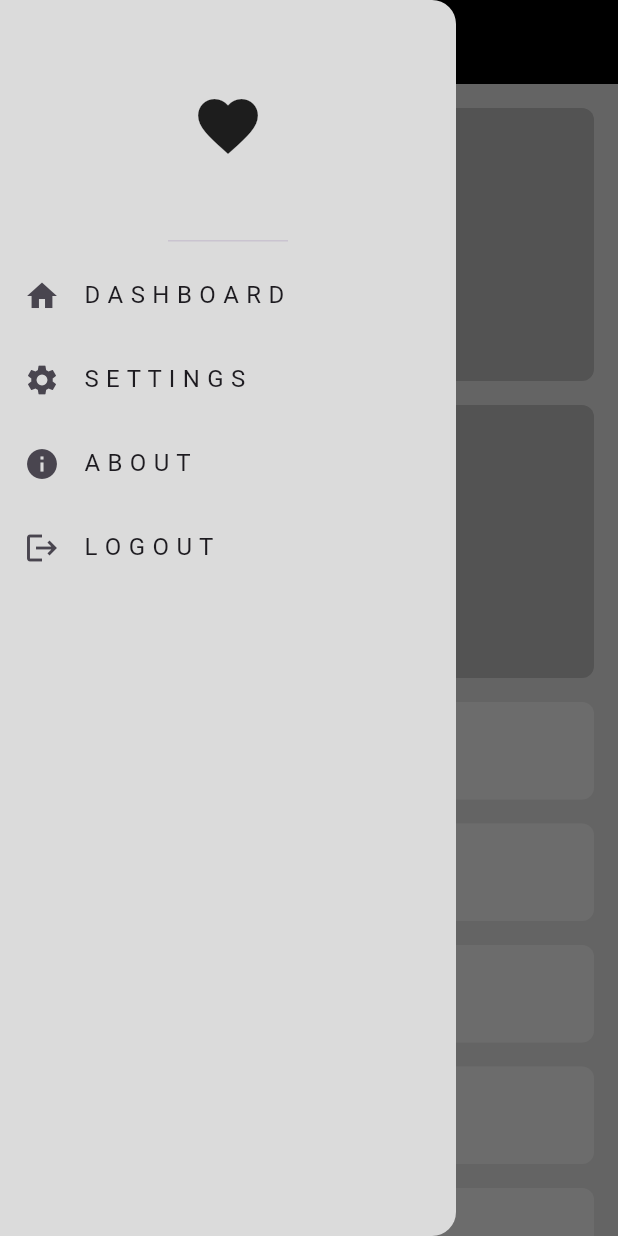
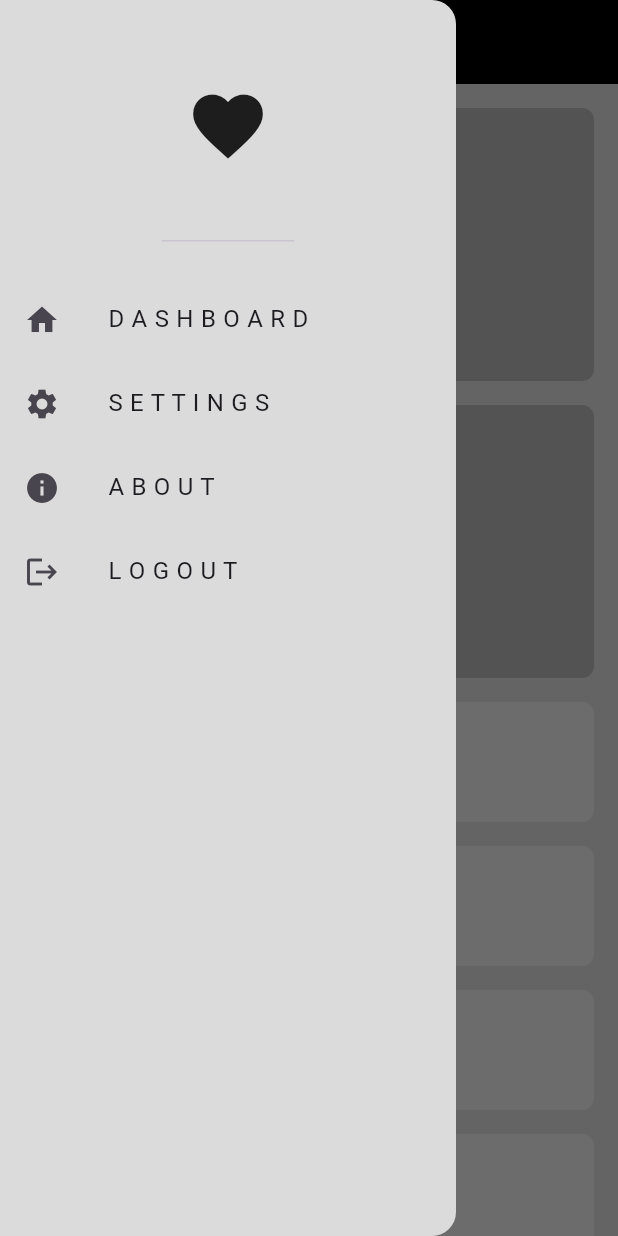
Before and after one commit to YosophAhmed/adaptive_responsive, a Flutter app: the screen it shows after launch, after a tap on the "menu" icon, on a phone screen of 412 x 824 dp. Run offline on Flutter 3.47's test engine with Material 3 defaults, Android fonts, the phone set to English and light mode, and no system bars.

Commit message:
Latest Commit

```diff
--- a/lib/views/widgets/custom_drawer.dart
+++ b/lib/views/widgets/custom_drawer.dart
@@ -8,13 +8,17 @@ class CustomDrawer extends StatelessWidget {
   Widget build(BuildContext context) {
     return const Drawer(
       backgroundColor: Color(0xffDBDBDB),
+      elevation: 0.0,
       child: Column(
         children: [
           DrawerHeader(
             child: Icon(
               Icons.favorite,
-              size: 48,
+              size: 56,
             ),
+          ),
+          SizedBox(
+            height: 16,
           ),
           CustomDrawerItemsListView(),
         ],
--- a/lib/views/widgets/custom_drawer_item.dart
+++ b/lib/views/widgets/custom_drawer_item.dart
@@ -4,7 +4,10 @@ import 'package:flutter/material.dart';
 class CustomDrawerItem extends StatelessWidget {
   final DrawerItemModel drawerItemModel;
 
-  const CustomDrawerItem({super.key, required this.drawerItemModel,});
+  const CustomDrawerItem({
+    super.key,
+    required this.drawerItemModel,
+  });
 
   @override
   Widget build(BuildContext context) {
@@ -12,8 +15,13 @@ class CustomDrawerItem extends StatelessWidget {
       leading: Icon(
         drawerItemModel.icon,
       ),
-      title: Text(
-        drawerItemModel.title,
+      title: Padding(
+        padding: const EdgeInsets.only(
+          left: 16.0,
+        ),
+        child: Text(
+          drawerItemModel.title,
+        ),
       ),
     );
   }
--- a/lib/views/widgets/custom_item.dart
+++ b/lib/views/widgets/custom_item.dart
@@ -1,13 +1,18 @@
 import 'package:flutter/material.dart';
 
 class CustomItem extends StatelessWidget {
-  const CustomItem({super.key});
+  final Color? color;
+
+  const CustomItem({
+    super.key,
+    this.color,
+  });
 
   @override
   Widget build(BuildContext context) {
     return Container(
       decoration: BoxDecoration(
-        color: const Color(0xffB4B4B4),
+        color: color ?? const Color(0xffB4B4B4),
         borderRadius: BorderRadius.circular(8),
       ),
     );
--- a/lib/views/widgets/custom_item_2.dart
+++ b/lib/views/widgets/custom_item_2.dart
@@ -6,7 +6,7 @@ class CustomItem2 extends StatelessWidget {
   @override
   Widget build(BuildContext context) {
     return Container(
-      height: 65,
+      height: 80,
       margin: const EdgeInsets.only(
         top: 16,
       ),
--- a/lib/views/widgets/custom_list.dart
+++ b/lib/views/widgets/custom_list.dart
@@ -6,8 +6,9 @@ class CustomList extends StatelessWidget {
 
   @override
   Widget build(BuildContext context) {
-    return SizedBox(
-      height: 100,
+    return SliverToBoxAdapter(
+      child: SizedBox(
+        height: 160,
         child: ListView.builder(
           scrollDirection: Axis.horizontal,
           itemCount: 15,
@@ -23,6 +24,7 @@ class CustomList extends StatelessWidget {
             );
           },
         ),
+      ),
     );
   }
 }
--- a/lib/views/widgets/custom_list_view.dart
+++ b/lib/views/widgets/custom_list_view.dart
@@ -8,10 +8,10 @@ class CustomSliverListView extends StatelessWidget {
   @override
   Widget build(BuildContext context) {
     return SliverList.builder(
+      itemCount: 10,
       itemBuilder: (context, index) {
         return const CustomItem2();
       },
-      itemCount: 10,
     );
   }
 }
--- a/lib/views/widgets/custom_sliver_grid.dart
+++ b/lib/views/widgets/custom_sliver_grid.dart
@@ -7,9 +7,7 @@ class CustomSliverGrid extends StatelessWidget {
 
   @override
   Widget build(BuildContext context) {
-    return GridView.builder(
-      shrinkWrap: true,
-      physics: const NeverScrollableScrollPhysics(),
+    return SliverGrid.builder(
       gridDelegate: const SliverGridDelegateWithFixedCrossAxisCount(
         crossAxisCount: 2,
         crossAxisSpacing: 16,
--- a/lib/views/widgets/home_view_body.dart
+++ b/lib/views/widgets/home_view_body.dart
@@ -1,8 +1,8 @@
-import 'package:adaptive_app/views/widgets/custom_list_view.dart';
+import 'package:adaptive_app/views/widgets/desktop_layout.dart';
+import 'package:adaptive_app/views/widgets/tablet_layout.dart';
 import 'package:flutter/material.dart';
 
-import 'custom_list.dart';
-import 'custom_sliver_grid.dart';
+import 'mobile_layout.dart';
 
 class HomeViewBody extends StatelessWidget {
   const HomeViewBody({super.key});
@@ -13,26 +13,16 @@ class HomeViewBody extends StatelessWidget {
       padding: const EdgeInsets.symmetric(
         horizontal: 16.0,
       ),
-      child: CustomScrollView(
-        slivers: [
-          const SliverToBoxAdapter(
-            child: SizedBox(
-              height: 16,
-            ),
-          ),
-          SliverToBoxAdapter(
-            child: LayoutBuilder(
-              builder: (context, constraints) {
-                if (constraints.maxWidth > 600) {
-                  return const CustomList();
-                } else {
-                  return const CustomSliverGrid();
-                }
-              },
-            ),
-          ),
-          const CustomSliverListView(),
-        ],
+      child: LayoutBuilder(
+        builder: (context, constraints) {
+          if (constraints.maxWidth < 600) {
+            return const MobileLayout();
+          } else if (constraints.maxWidth < 900) {
+            return const TabletLayout();
+          } else {
+            return const DesktopLayout();
+          }
+        },
       ),
     );
   }
--- /dev/null
+++ b/lib/views/widgets/mobile_layout.dart
@@ -0,0 +1,23 @@
+import 'package:flutter/material.dart';
+
+import 'custom_list_view.dart';
+import 'custom_sliver_grid.dart';
+
+class MobileLayout extends StatelessWidget {
+  const MobileLayout({super.key});
+
+  @override
+  Widget build(BuildContext context) {
+    return const CustomScrollView(
+      slivers: [
+        SliverToBoxAdapter(
+          child: SizedBox(
+            height: 16,
+          ),
+        ),
+        CustomSliverGrid(),
+        CustomSliverListView(),
+      ],
+    );
+  }
+}
```
Also changed, not shown: lib/views/widgets/custom_desktop_widget.dart (added, +25 -0 lines), lib/views/widgets/desktop_layout.dart (added, +37 -0 lines), lib/views/widgets/tablet_layout.dart (added, +23 -0 lines). Lines whose indentation alone changed are shown as unchanged.
